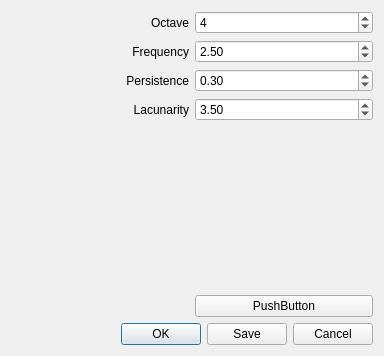
Before: the Qt Designer form src/dialogs/noisemapplaygrounddialog.ui in maxlambertini/Warp2010, drawn with Qt 5.
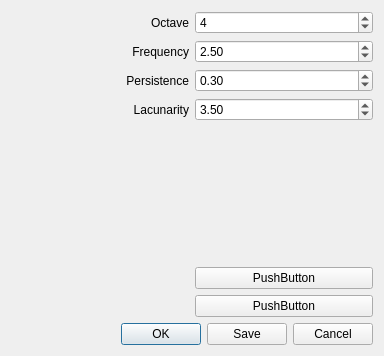
After: the same form once the commit is applied.

The edit to the form file:
```diff
--- a/src/dialogs/noisemapplaygrounddialog.ui
+++ b/src/dialogs/noisemapplaygrounddialog.ui
@@ -159,6 +159,13 @@
            </property>
           </spacer>
          </item>
+         <item>
+          <widget class="QPushButton" name="btnJsonTextureDemo">
+           <property name="text">
+            <string>PushButton</string>
+           </property>
+          </widget>
+         </item>
          <item>
           <widget class="QPushButton" name="pushButton">
            <property name="text">
```
